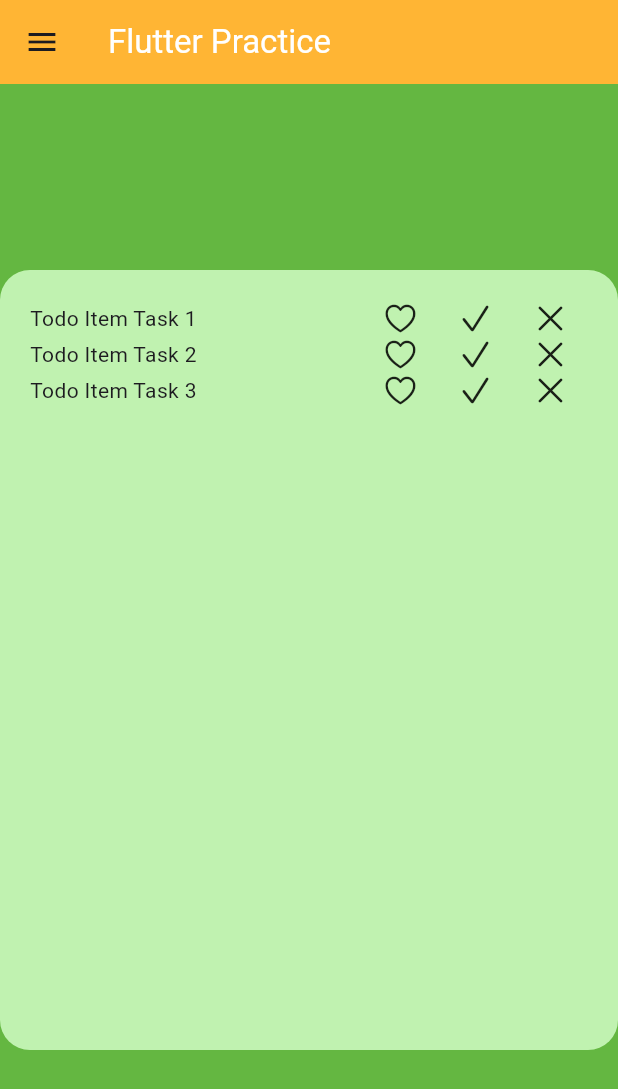
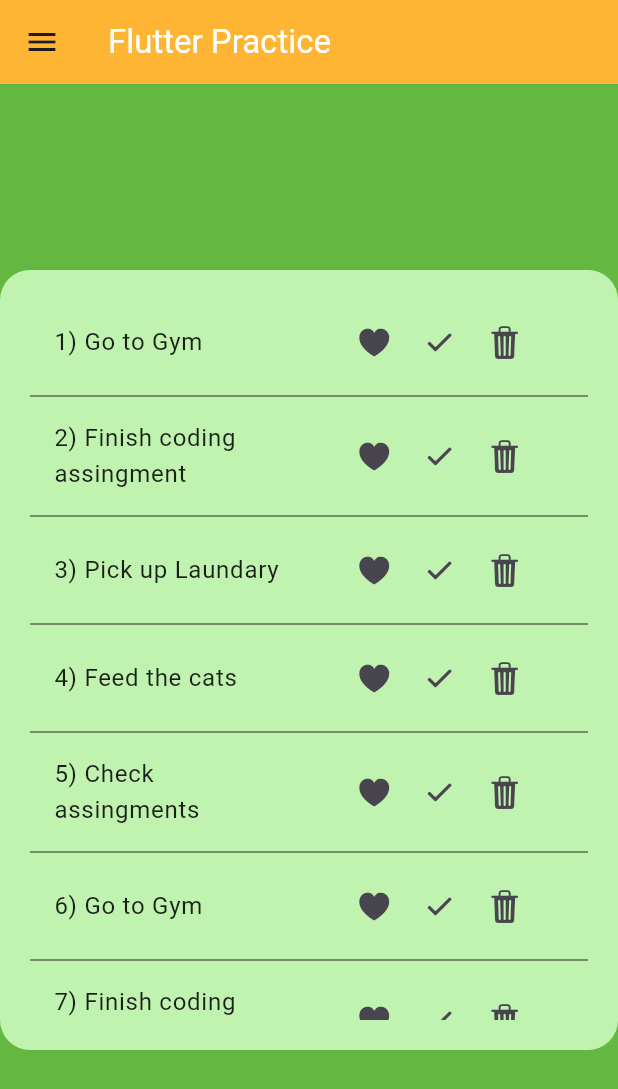
Before and after one commit to Rayan-Ali1083/FlutterPractice, a Flutter app: the screen it shows after launch, on a phone screen of 412 x 824 dp. Shown: the top 1089 px of the screen. Run offline on Flutter 3.47's test engine with Material 3 defaults, Android fonts, the phone set to English and light mode, and no system bars.

Commit message:
done... next: statefull

```diff
--- a/tobe_deleted/lib/main.dart
+++ b/tobe_deleted/lib/main.dart
@@ -1,5 +1,3 @@
-import 'dart:html';
-
 import 'package:flutter/cupertino.dart';
 import 'package:flutter/material.dart';
 
@@ -15,10 +13,12 @@ class MyApp extends StatelessWidget {
   Widget build(BuildContext context) {
     return MaterialApp(
       debugShowCheckedModeBanner: false,
+      title: 'To be deleted',
       home: Scaffold(
         drawer: Drawer(
           backgroundColor: const Color.fromARGB(255, 100, 183, 65),
           child: Container(
+            alignment: AlignmentDirectional.topStart,
             padding: const EdgeInsets.only(
               top: 15,
               left: 15,
@@ -99,62 +99,54 @@ class TextList extends StatelessWidget {
 
   @override
   Widget build(BuildContext context) {
-    return Column(
-      mainAxisAlignment: MainAxisAlignment.start,
-      crossAxisAlignment: CrossAxisAlignment.start,
-      children: [
-        Row(
-          mainAxisAlignment: MainAxisAlignment.spaceBetween,
-          children: [
-            const Text('Todo Item Task 1'),
-            Container(
+    List todo = [
+      'Go to Gym',
+      'Finish coding assingment',
+      'Pick up Laundary',
+      'Feed the cats',
+      'Check assingments',
+      'Go to Gym',
+      'Finish coding assingment',
+      'Pick up Laundary',
+      'Feed the cats',
+      'Check assingments',
+      'Go to Gym',
+      'Finish coding assingment',
+      'Pick up Laundary',
+      'Feed the cats',
+      'Check assingments',
+    ];
+
+    return ListView.separated(
+      itemCount: todo.length,
+      itemBuilder: (context, index) {
+        return ListTile(
+          title: Text(
+            "${index + 1}) ${todo[index]}",
+            style: const TextStyle(
+              color: Colors.black87,
+            ),
+          ),
+          trailing: Container(
+            height: 150,
             width: 150,
             child: const Row(
-                mainAxisAlignment: MainAxisAlignment.spaceAround,
+              mainAxisAlignment: MainAxisAlignment.spaceEvenly,
               children: [
-                  Icon(CupertinoIcons.heart),
-                  Icon(CupertinoIcons.check_mark),
-                  Icon(CupertinoIcons.xmark),
+                Icon(CupertinoIcons.heart_fill),
+                Icon(CupertinoIcons.checkmark_alt),
+                Icon(CupertinoIcons.trash_fill),
               ],
             ),
-            )
-          ],
           ),
-        Row(
-          mainAxisAlignment: MainAxisAlignment.spaceBetween,
-          children: [
-            const Text('Todo Item Task 2'),
-            Container(
-              width: 150,
-              child: const Row(
-                mainAxisAlignment: MainAxisAlignment.spaceAround,
-                children: [
-                  Icon(CupertinoIcons.heart),
-                  Icon(CupertinoIcons.check_mark),
-                  Icon(CupertinoIcons.xmark),
-                ],
-              ),
-            )
-          ],
-        ),
-        Row(
-          mainAxisAlignment: MainAxisAlignment.spaceBetween,
-          children: [
-            const Text('Todo Item Task 3'),
-            Container(
-              width: 150,
-              child: const Row(
-                mainAxisAlignment: MainAxisAlignment.spaceAround,
-                children: [
-                  Icon(CupertinoIcons.heart),
-                  Icon(CupertinoIcons.check_mark),
-                  Icon(CupertinoIcons.xmark),
-                ],
-              ),
-            )
-          ],
-        ),
-      ],
+        );
+      },
+      separatorBuilder: (context, index) {
+        return const Divider(
+          thickness: 1,
+          color: Colors.black54,
+        );
+      },
     );
   }
 }
```
Lines whose indentation alone changed are shown as unchanged.
